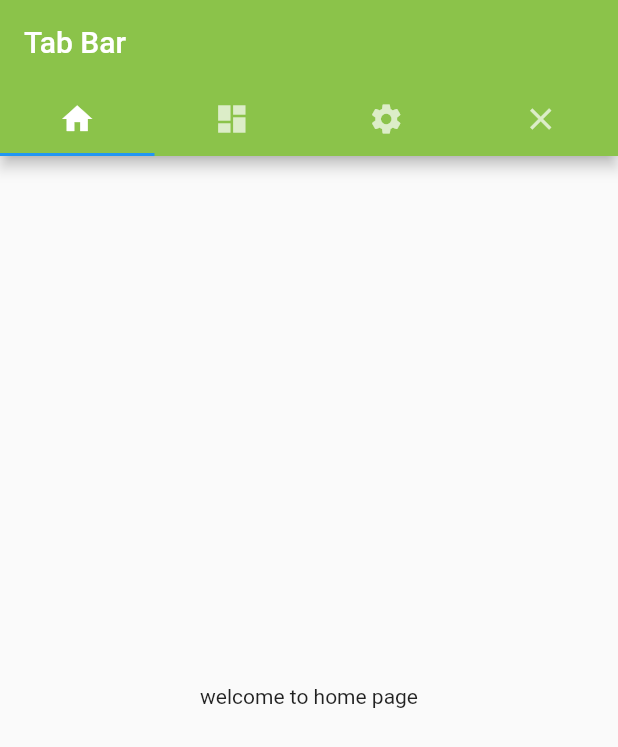
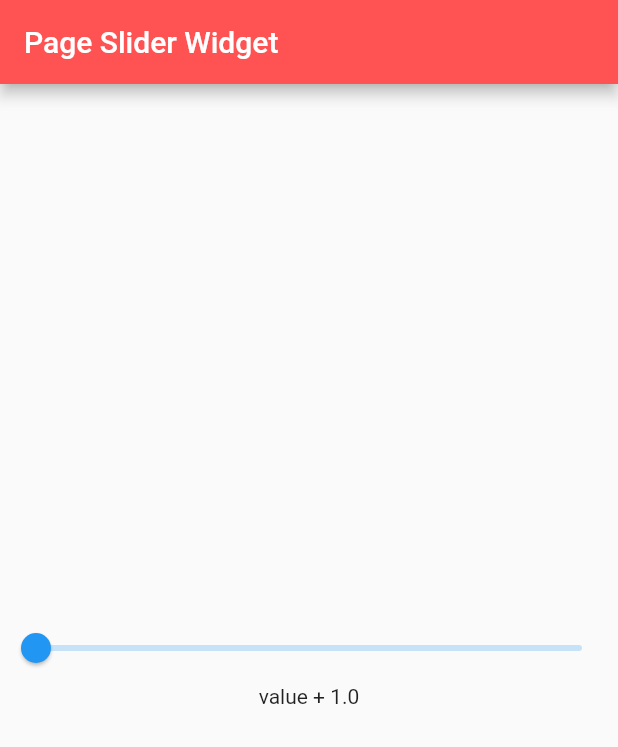
Before and after one commit to Rinal-29/Flutter-Basic, a Flutter app: the screen it shows after launch, on a phone screen of 412 x 824 dp. Shown: the top 747 px of the screen. Run offline on Flutter 3.47's test engine with Material 2 defaults, Android fonts, the phone set to English and light mode, and no system bars.

Commit message:
add section widget Flutter

```diff
--- a/lib/main.dart
+++ b/lib/main.dart
@@ -26,7 +26,7 @@ class MyApp extends StatelessWidget {
         // closer together (more dense) than on mobile platforms.
         visualDensity: VisualDensity.adaptivePlatformDensity,
       ),
-      home: PageTabBar(), debugShowCheckedModeBanner: false,
+      home: PageSliderWidget(), debugShowCheckedModeBanner: false,
     );
   }
 }
@@ -232,3 +232,110 @@ class _PageTabBarState extends State<PageTabBar> with SingleTickerProviderStateM
     );
   }
 }
+
+// input and selection widget
+class PageInputSelectWidget extends StatefulWidget {
+  @override
+  _PageInputSelectWidgetState createState() => _PageInputSelectWidgetState();
+}
+
+class _PageInputSelectWidgetState extends State<PageInputSelectWidget> {
+
+  String text = "";
+
+  @override
+  Widget build(BuildContext context) {
+    return Scaffold(
+      appBar: AppBar(
+        title: Text("Page Input Widget"),
+        backgroundColor: Colors.redAccent,
+      ),
+
+      body: new Column(
+        children: [
+          new TextField(
+            onChanged: (String txt) {
+              setState(() {
+                text = txt;
+              });
+            },
+            decoration: new InputDecoration(
+                hintText: "Input Username",
+                labelText: "Username"
+            ),
+          ),
+          SizedBox(height: 20),
+          Text(text)
+        ],
+      ),
+    );
+  }
+}
+
+// button widget
+class PageButton extends StatelessWidget {
+  @override
+  Widget build(BuildContext context) {
+    return Scaffold(
+      appBar: AppBar(
+        title: Text("Page Widget Button"),
+      ),
+      body: new Column(
+        children: [
+          new RaisedButton(onPressed: (){}, child: Text("Raised Button"),),
+          new FlatButton(onPressed: (){}, child: Text("Flat Button")),
+          new MaterialButton(
+            onPressed: (){},
+            child: Text("Material Button"),
+            color: Colors.greenAccent,
+            textColor: Colors.white,
+          )
+        ],
+      ),
+    );
+  }
+}
+
+// slider widget
+class PageSliderWidget extends StatefulWidget {
+  @override
+  _PageSliderWidgetState createState() => _PageSliderWidgetState();
+}
+
+class _PageSliderWidgetState extends State<PageSliderWidget> {
+
+  double drag = 1.0;
+
+  void methodDragValue(value){
+    setState(() {
+      drag = value;
+    });
+  }
+
+  @override
+  Widget build(BuildContext context) {
+    return Scaffold(
+      appBar: AppBar(
+        title: Text("Page Slider Widget"),
+        backgroundColor: Colors.redAccent,
+      ),
+
+      body: new Center(
+        child: new Column(
+          mainAxisAlignment: MainAxisAlignment.center,
+          children: [
+            new Slider(
+                value: drag,
+                min: 1.0,
+                max: 10.0,
+                onChanged: (double val){
+                  methodDragValue(val);
+                }
+            ),
+            new Text("value + $drag")
+          ],
+        ),
+      ),
+    );
+  }
+}
```
